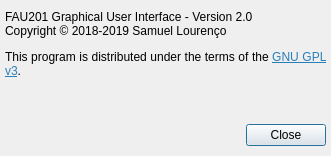
Before: the Qt Designer form src/about.ui in bloguetronica/fau201-gui, drawn with Qt 5.
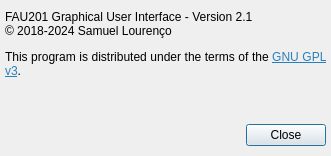
After: the same form once the commit is applied. Icons and pictures are not drawn.

Patch:
```diff
--- a/src/about.ui
+++ b/src/about.ui
@@ -65,7 +65,7 @@
     </rect>
    </property>
    <property name="text">
-    <string>&lt;html&gt;&lt;head/&gt;&lt;body&gt;&lt;p&gt;FAU201 Graphical User Interface - Version 2.0&lt;br/&gt;Copyright © 2018-2019 Samuel Lourenço&lt;/p&gt;&lt;p&gt;This program is distributed under the terms of the &lt;a href=&quot;http://www.gnu.org/licenses/gpl-3.0-standalone.html&quot;&gt;&lt;span style=&quot; text-decoration: underline; color:#2980b9;&quot;&gt;GNU GPL v3&lt;/span&gt;&lt;/a&gt;.&lt;/p&gt;&lt;/body&gt;&lt;/html&gt;</string>
+    <string>&lt;html&gt;&lt;head/&gt;&lt;body&gt;&lt;p&gt;FAU201 Graphical User Interface - Version 2.1&lt;br/&gt;© 2018-2024 Samuel Lourenço&lt;/p&gt;&lt;p&gt;This program is distributed under the terms of the &lt;a href=&quot;https://www.gnu.org/licenses/gpl-3.0-standalone.html&quot;&gt;&lt;span style=&quot; text-decoration: underline; color:#2980b9;&quot;&gt;GNU GPL v3&lt;/span&gt;&lt;/a&gt;.&lt;/p&gt;&lt;/body&gt;&lt;/html&gt;</string>
    </property>
    <property name="alignment">
     <set>Qt::AlignJustify|Qt::AlignTop</set>
```
